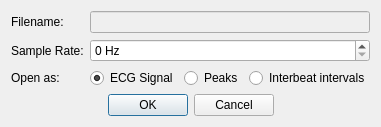
dgromer/PeakMan, file src/openfiledialog.ui: the form before one commit.
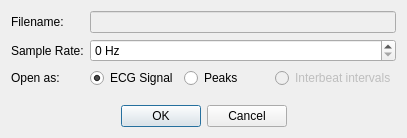
The form after the commit.

The edit to the form file:
```diff
--- a/src/openfiledialog.ui
+++ b/src/openfiledialog.ui
@@ -6,8 +6,8 @@
    <rect>
     <x>0</x>
     <y>0</y>
-    <width>342</width>
-    <height>122</height>
+    <width>407</width>
+    <height>138</height>
    </rect>
   </property>
   <property name="windowTitle">
@@ -68,6 +68,9 @@
        </item>
        <item>
         <widget class="QRadioButton" name="ibiButton">
+         <property name="enabled">
+          <bool>false</bool>
+         </property>
          <property name="text">
           <string>Interbeat intervals</string>
          </property>
```
